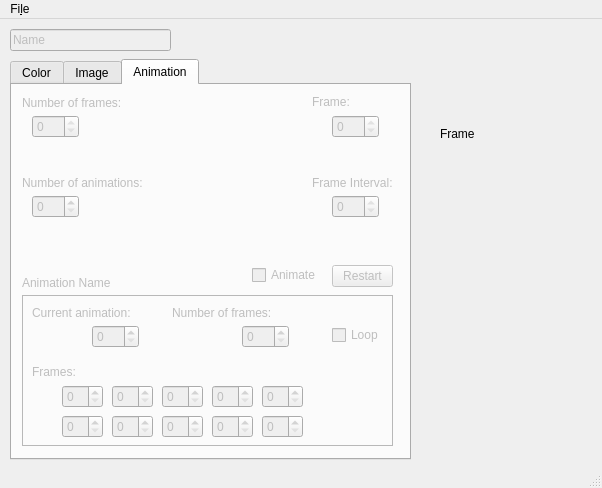
Qt form qt/sc_window.ui (danilolc/pk2_se) before a commit.
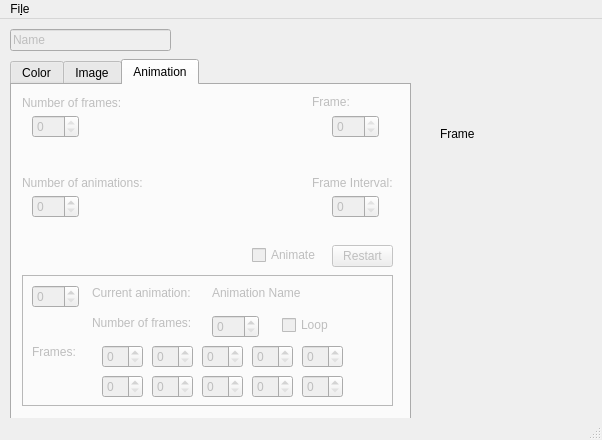
The same form after that commit. Custom widgets are drawn as their Qt base class.

What changed in the file:
```diff
--- a/qt/sc_window.ui
+++ b/qt/sc_window.ui
@@ -7,7 +7,7 @@
     <x>0</x>
     <y>0</y>
     <width>602</width>
-    <height>488</height>
+    <height>440</height>
    </rect>
   </property>
   <property name="sizePolicy">
@@ -26,7 +26,7 @@
       <x>10</x>
       <y>40</y>
       <width>401</width>
-      <height>401</height>
+      <height>361</height>
      </rect>
     </property>
     <property name="currentIndex">
@@ -285,7 +285,7 @@
       <property name="geometry">
        <rect>
         <x>240</x>
-        <y>180</y>
+        <y>160</y>
         <width>85</width>
         <height>20</height>
        </rect>
@@ -410,9 +410,9 @@
       <property name="geometry">
        <rect>
         <x>10</x>
-        <y>210</y>
+        <y>190</y>
         <width>371</width>
-        <height>151</height>
+        <height>131</height>
        </rect>
       </property>
       <property name="frameShape">
@@ -427,7 +427,7 @@
        </property>
        <property name="geometry">
         <rect>
-         <x>10</x>
+         <x>70</x>
          <y>10</y>
          <width>121</width>
          <height>16</height>
@@ -443,8 +443,8 @@
        </property>
        <property name="geometry">
         <rect>
-         <x>240</x>
-         <y>90</y>
+         <x>280</x>
+         <y>70</y>
          <width>41</width>
          <height>23</height>
         </rect>
@@ -456,8 +456,8 @@
        </property>
        <property name="geometry">
         <rect>
-         <x>150</x>
-         <y>10</y>
+         <x>70</x>
+         <y>40</y>
          <width>131</width>
          <height>16</height>
         </rect>
@@ -472,8 +472,8 @@
        </property>
        <property name="geometry">
         <rect>
-         <x>40</x>
-         <y>90</y>
+         <x>80</x>
+         <y>70</y>
          <width>41</width>
          <height>23</height>
         </rect>
@@ -485,8 +485,8 @@
        </property>
        <property name="geometry">
         <rect>
-         <x>190</x>
-         <y>90</y>
+         <x>230</x>
+         <y>70</y>
          <width>41</width>
          <height>23</height>
         </rect>
@@ -498,8 +498,8 @@
        </property>
        <property name="geometry">
         <rect>
-         <x>140</x>
-         <y>120</y>
+         <x>180</x>
+         <y>100</y>
          <width>41</width>
          <height>23</height>
         </rect>
@@ -511,8 +511,8 @@
        </property>
        <property name="geometry">
         <rect>
-         <x>190</x>
-         <y>120</y>
+         <x>230</x>
+         <y>100</y>
          <width>41</width>
          <height>23</height>
         </rect>
@@ -524,8 +524,8 @@
        </property>
        <property name="geometry">
         <rect>
-         <x>220</x>
-         <y>30</y>
+         <x>190</x>
+         <y>40</y>
          <width>47</width>
          <height>23</height>
         </rect>
@@ -537,8 +537,8 @@
        </property>
        <property name="geometry">
         <rect>
-         <x>40</x>
-         <y>120</y>
+         <x>80</x>
+         <y>100</y>
          <width>41</width>
          <height>23</height>
         </rect>
@@ -550,8 +550,8 @@
        </property>
        <property name="geometry">
         <rect>
-         <x>140</x>
-         <y>90</y>
+         <x>180</x>
+         <y>70</y>
          <width>41</width>
          <height>23</height>
         </rect>
@@ -563,8 +563,8 @@
        </property>
        <property name="geometry">
         <rect>
-         <x>240</x>
-         <y>120</y>
+         <x>280</x>
+         <y>100</y>
          <width>41</width>
          <height>23</height>
         </rect>
@@ -592,8 +592,8 @@
        </property>
        <property name="geometry">
         <rect>
-         <x>90</x>
-         <y>120</y>
+         <x>130</x>
+         <y>100</y>
          <width>41</width>
          <height>23</height>
         </rect>
@@ -605,8 +605,8 @@
        </property>
        <property name="geometry">
         <rect>
-         <x>90</x>
-         <y>90</y>
+         <x>130</x>
+         <y>70</y>
          <width>41</width>
          <height>23</height>
         </rect>
@@ -618,8 +618,8 @@
        </property>
        <property name="geometry">
         <rect>
-         <x>70</x>
-         <y>30</y>
+         <x>10</x>
+         <y>10</y>
          <width>47</width>
          <height>23</height>
         </rect>
@@ -631,8 +631,8 @@
        </property>
        <property name="geometry">
         <rect>
-         <x>310</x>
-         <y>30</y>
+         <x>260</x>
+         <y>40</y>
          <width>51</width>
          <height>20</height>
         </rect>
@@ -649,7 +649,7 @@
       <property name="geometry">
        <rect>
         <x>320</x>
-        <y>180</y>
+        <y>160</y>
         <width>61</width>
         <height>22</height>
        </rect>
@@ -664,8 +664,8 @@
       </property>
       <property name="geometry">
        <rect>
-        <x>10</x>
-        <y>190</y>
+        <x>200</x>
+        <y>200</y>
         <width>111</width>
         <height>16</height>
        </rect>
```
